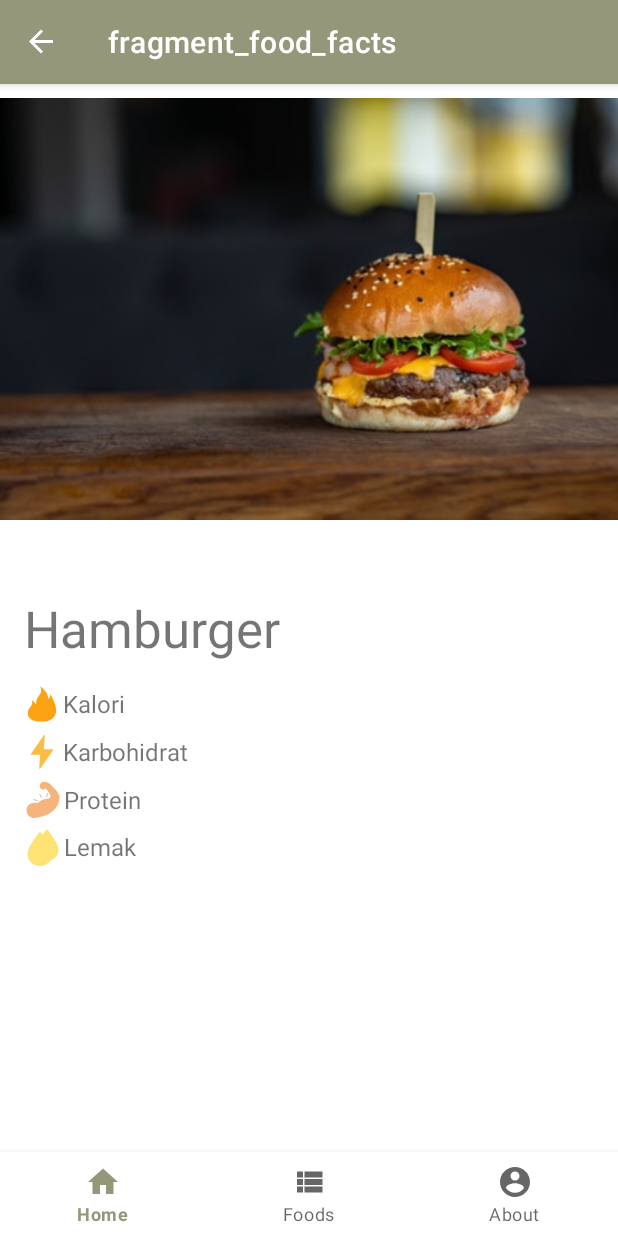
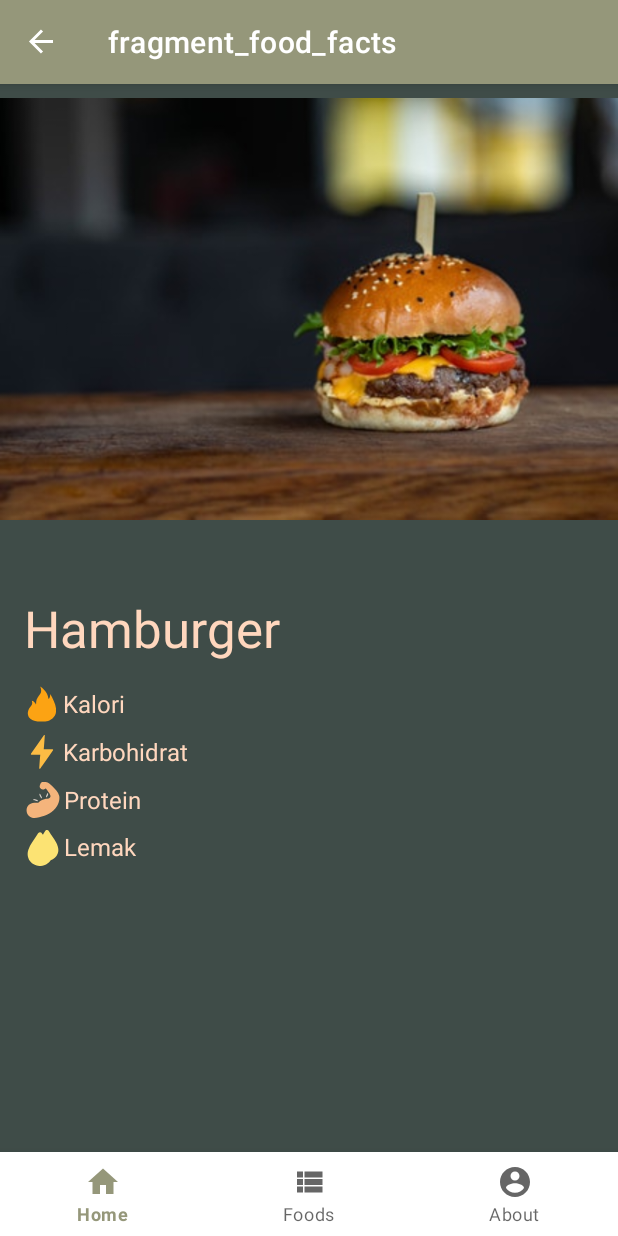
Before and after one commit to What-s-The-Food/Whats-The-Food-APP, an Android app: the FoodFactsFragment screen opened through its navigation route, on a phone screen of 412 x 824 dp. Run offline under Robolectric (Android 15) with nearby library versions, the phone set to English and light mode, and no system bars; our stand-ins replace navigation-ui; Roboto replaces fonts that are not available here.

Commit message:
menambahkan tujuan ke food detail, menambahkan string untuk search

```diff
--- a/app/build.gradle
+++ b/app/build.gradle
@@ -37,9 +37,9 @@ android {
 
 dependencies {
 
-    implementation 'androidx.core:core-ktx:1.7.0'
-    implementation 'androidx.appcompat:appcompat:1.4.1'
-    implementation 'com.google.android.material:material:1.6.0'
+    implementation 'androidx.core:core-ktx:1.8.0'
+    implementation 'androidx.appcompat:appcompat:1.4.2'
+    implementation 'com.google.android.material:material:1.6.1'
     implementation 'androidx.constraintlayout:constraintlayout:2.1.4'
     implementation 'androidx.lifecycle:lifecycle-viewmodel-ktx:2.5.0-rc01'
     implementation 'androidx.lifecycle:lifecycle-livedata-ktx:2.5.0-rc01'
--- a/app/src/main/res/layout/fragment_food_facts.xml
+++ b/app/src/main/res/layout/fragment_food_facts.xml
@@ -5,7 +5,8 @@
     android:id="@+id/foodFactsLayout"
     android:layout_width="match_parent"
     android:layout_height="match_parent"
-    tools:context=".fragment.FoodFactsFragment" >
+    android:background="@color/green_dimmed"
+    tools:context=".fragment.FoodFactsFragment">
 
     <ImageView
         android:id="@+id/detail_food_image"
@@ -23,6 +24,7 @@
         android:layout_height="wrap_content"
         android:layout_marginTop="40dp"
         android:text="@string/hamburger"
+        android:textColor="@color/cream"
         android:textSize="34sp"
         app:layout_constraintEnd_toEndOf="parent"
         app:layout_constraintHorizontal_bias="0.066"
@@ -36,13 +38,15 @@
         android:layout_marginTop="16dp"
         android:drawablePadding="2dp"
         android:gravity="center"
-        android:text="Kalori "
+        android:text="@string/kalori"
+        android:textColor="@color/cream"
         android:textSize="16sp"
         app:drawableStartCompat="@drawable/ic_fire"
         app:layout_constraintEnd_toEndOf="parent"
         app:layout_constraintHorizontal_bias="0.046"
         app:layout_constraintStart_toStartOf="parent"
-        app:layout_constraintTop_toBottomOf="@+id/detail_food_title" />
+        app:layout_constraintTop_toBottomOf="@+id/detail_food_title"
+        tools:ignore="TextContrastCheck" />
 
     <TextView
         android:id="@+id/detail_carbohydrate"
@@ -51,7 +55,8 @@
         android:layout_marginTop="8dp"
         android:drawablePadding="2dp"
         android:gravity="center"
-        android:text="Karbohidrat"
+        android:text="@string/karbohidrat"
+        android:textColor="@color/cream"
         android:textSize="16sp"
         app:drawableStartCompat="@drawable/ic_flash"
         app:layout_constraintEnd_toEndOf="parent"
@@ -67,7 +72,8 @@
         android:layout_marginEnd="304dp"
         android:drawablePadding="2dp"
         android:gravity="center"
-        android:text="Protein"
+        android:text="@string/protein"
+        android:textColor="@color/cream"
         android:textSize="16sp"
         app:drawableStartCompat="@drawable/ic_muscle2"
         app:layout_constraintEnd_toEndOf="parent"
@@ -81,7 +87,8 @@
         android:layout_height="wrap_content"
         android:layout_marginTop="8dp"
         android:drawablePadding="2dp"
-        android:text="Lemak"
+        android:text="@string/lemak"
+        android:textColor="@color/cream"
         android:textSize="16sp"
         app:drawableStartCompat="@drawable/ic_trans_fats_free"
         app:layout_constraintEnd_toEndOf="parent"
--- a/app/src/main/res/navigation/mobile_navigation.xml
+++ b/app/src/main/res/navigation/mobile_navigation.xml
@@ -19,7 +19,11 @@
     <fragment
         android:id="@+id/navigation_foods"
         android:name="xyz.heydarrn.whatsthefood.fragment.FoodsListFragment"
-        android:label="@string/title_foods" />
+        android:label="@string/title_foods" >
+        <action
+            android:id="@+id/action_navigation_foods_to_foodFactsFragment"
+            app:destination="@id/foodFactsFragment" />
+    </fragment>
     <fragment
         android:id="@+id/foodFactsFragment"
         android:name="xyz.heydarrn.whatsthefood.fragment.FoodFactsFragment"
--- a/app/src/main/res/values-night/strings.xml
+++ b/app/src/main/res/values-night/strings.xml
@@ -9,4 +9,9 @@
     <string name="carbohydrate_template">Karbohidrat : %1$s</string>
     <string name="protein_template">Protein : %1$s</string>
     <string name="fatty_acid_template">Lemak : %1$s</string>
+    <string name="kalori">Kalori</string>
+    <string name="karbohidrat">Karbohidrat</string>
+    <string name="protein">Protein</string>
+    <string name="lemak">Lemak</string>
+    <string name="search_food">Search food</string>
 </resources>
--- a/app/src/main/res/values/strings.xml
+++ b/app/src/main/res/values/strings.xml
@@ -15,5 +15,10 @@
     <string name="carbohydrate_template">Karbohidrat : %1$s</string>
     <string name="protein_template">Protein : %1$s</string>
     <string name="fatty_acid_template">Lemak : %1$s</string>
+    <string name="kalori">Kalori</string>
+    <string name="karbohidrat">Karbohidrat</string>
+    <string name="protein">Protein</string>
+    <string name="lemak">Lemak</string>
+    <string name="search_food">Search food</string>
 
 </resources>
```
Also changed, not shown: app/src/main/res/layout/activity_preview.xml (+5 -3 lines).
